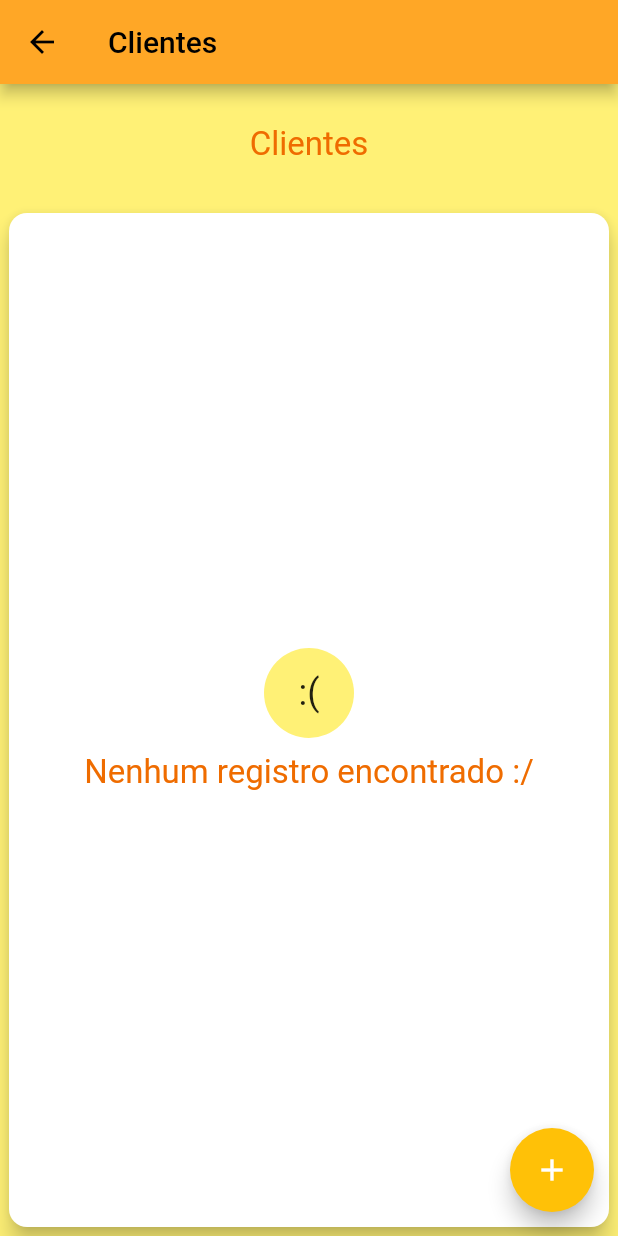
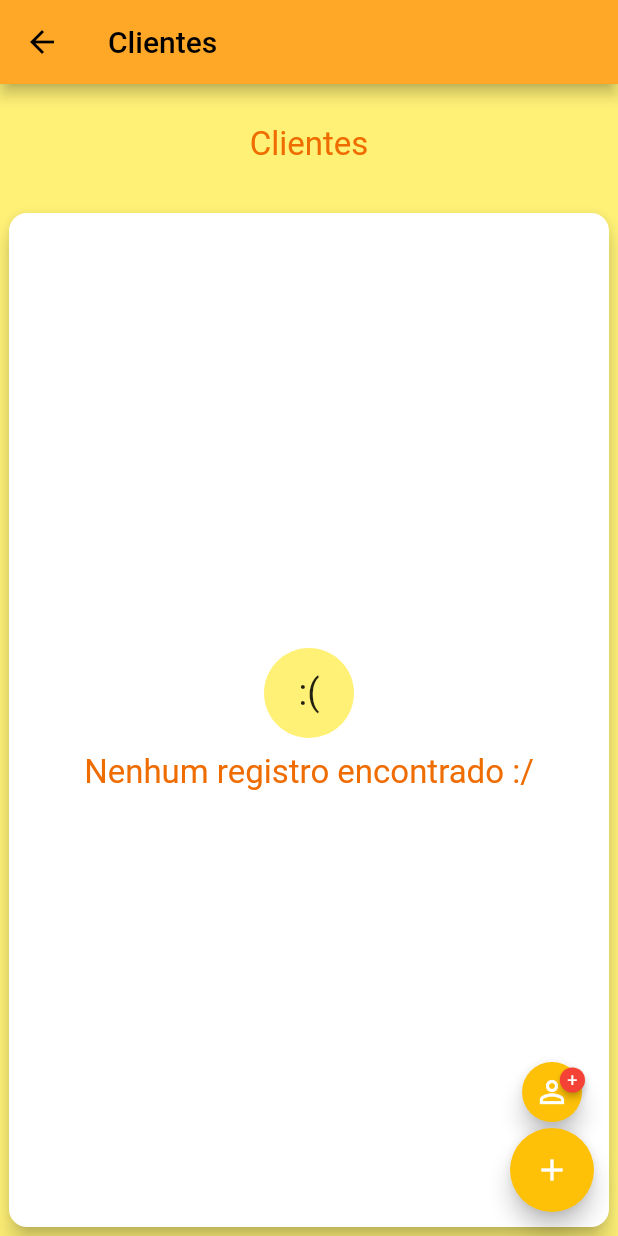
Before and after one commit to joaovperin/my_orders, a Flutter app: the CustomerPage screen opened by its route, on a phone screen of 412 x 824 dp. Run offline on Flutter 3.47's test engine with Material 2 defaults, Android fonts, the phone set to English and light mode, and no system bars; drawn by our look-alikes of badges; our stand-ins replace focused_menu, sqflite; accounts and stored records are empty.

Commit message:
added badged fabs

```diff
--- a/lib/modules/customer/customer_page.dart
+++ b/lib/modules/customer/customer_page.dart
@@ -1,5 +1,4 @@
-import 'dart:math';
-
+import 'package:badges/badges.dart';
 import 'package:flutter/material.dart';
 import 'package:focused_menu/modals.dart';
 import 'package:my_orders/utils/ui.dart';
@@ -36,14 +35,28 @@ class CustomerPage extends StatelessWidget {
           ],
         ),
       ),
-        floatingActionButton: FloatingActionButton(
+      floatingActionButton: Column(
+        mainAxisAlignment: MainAxisAlignment.end,
+        children: <Widget>[
+          FloatingActionButton(
+            heroTag: null,
+            mini: true,
             onPressed: () async {
               final pr = await Provider.of<CustomersProvider>(ctx, listen: false).addRandomRegister();
               showScaffold(ctx, 'Cliente ${pr.id}-${pr.name} adicionado com sucesso!');
             },
+            tooltip: 'Gerar Cliente',
+            child: const BadgeWidget('+', Icon(Icons.person_outline_sharp)),
+          ),
+          FloatingActionButton(
+            heroTag: null,
+            onPressed: () => _addNovoCliente(ctx),
             tooltip: 'Novo Cliente',
             child: Icon(Icons.add),
-        ));
+          ),
+        ],
+      ),
+    );
   }
 
   Widget _customerList(BuildContext ctx) {
@@ -117,4 +130,9 @@ class CustomerPage extends StatelessWidget {
       child: CircularProgressIndicator(),
     );
   }
+
+  _addNovoCliente(BuildContext ctx) {
+    actionNotImplemented(ctx, 'incluir cliente');
+    //   final pr = await Provider.of<CustomersProvider>(ctx, listen: false).addRandomRegister();
   }
+}
--- a/lib/utils/ui.dart
+++ b/lib/utils/ui.dart
@@ -1,3 +1,4 @@
+import 'package:badges/badges.dart';
 import 'package:flutter/material.dart';
 
 ScaffoldMessengerState actionNotImplemented(BuildContext ctx, String name) {
@@ -31,3 +32,25 @@ Column notFound({String message = 'Nenhum registro encontrado :/'}) {
     ],
   );
 }
+
+class BadgeWidget extends StatelessWidget {
+  final String textContent;
+  final Icon icon;
+  final Color textColor;
+  final Color iconColor;
+
+  const BadgeWidget(this.textContent, this.icon, {Key key, this.textColor = Colors.white, this.iconColor = Colors.red}) : super(key: key);
+
+  @override
+  Widget build(BuildContext context) {
+    return Badge(
+      badgeColor: iconColor,
+      showBadge: true,
+      badgeContent: Text(
+        textContent,
+        style: TextStyle(fontSize: 12, color: textColor, backgroundColor: iconColor),
+      ),
+      child: icon,
+    );
+  }
+}
--- a/pubspec.yaml
+++ b/pubspec.yaml
@@ -33,6 +33,7 @@ dependencies:
   path: ^1.7.0
   sqflite: ^1.3.2+1
   provider: ^4.3.2+2
+  badges: ^1.1.4
   focused_menu:
     git:
       url: https://github.com/retroportalstudio/focused_menu.git
```
Also changed, not shown: lib/modules/customer/customer_form_component.dart (added, +86 -0 lines), pubspec.lock. Lines whose indentation alone changed are shown as unchanged.
